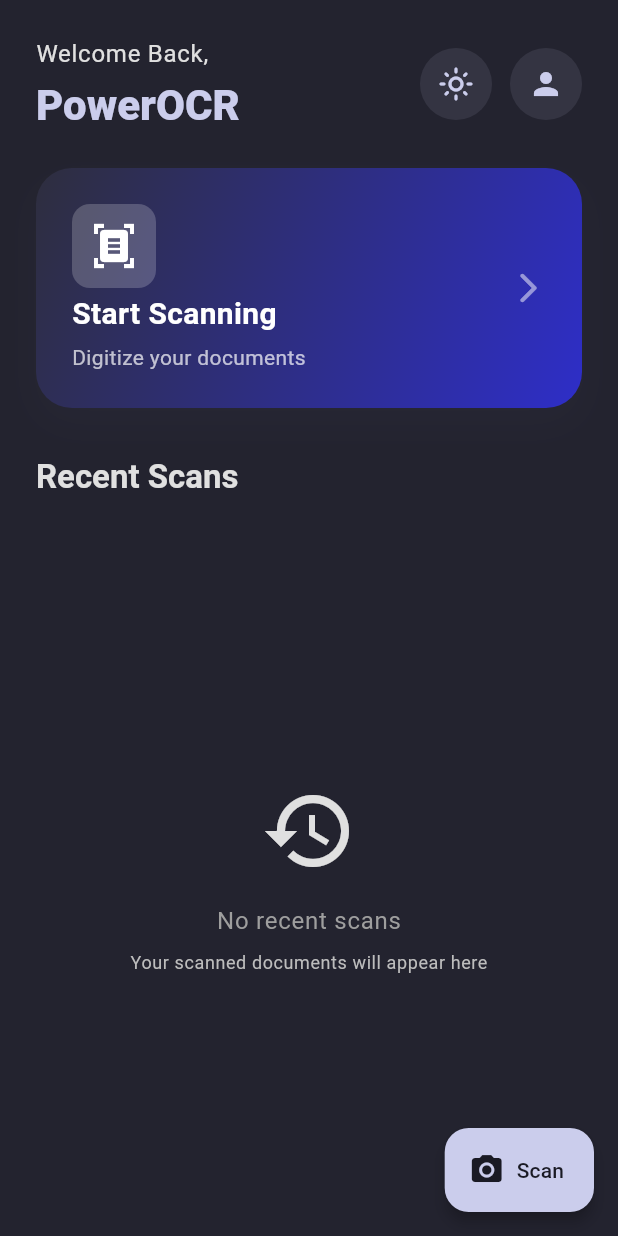
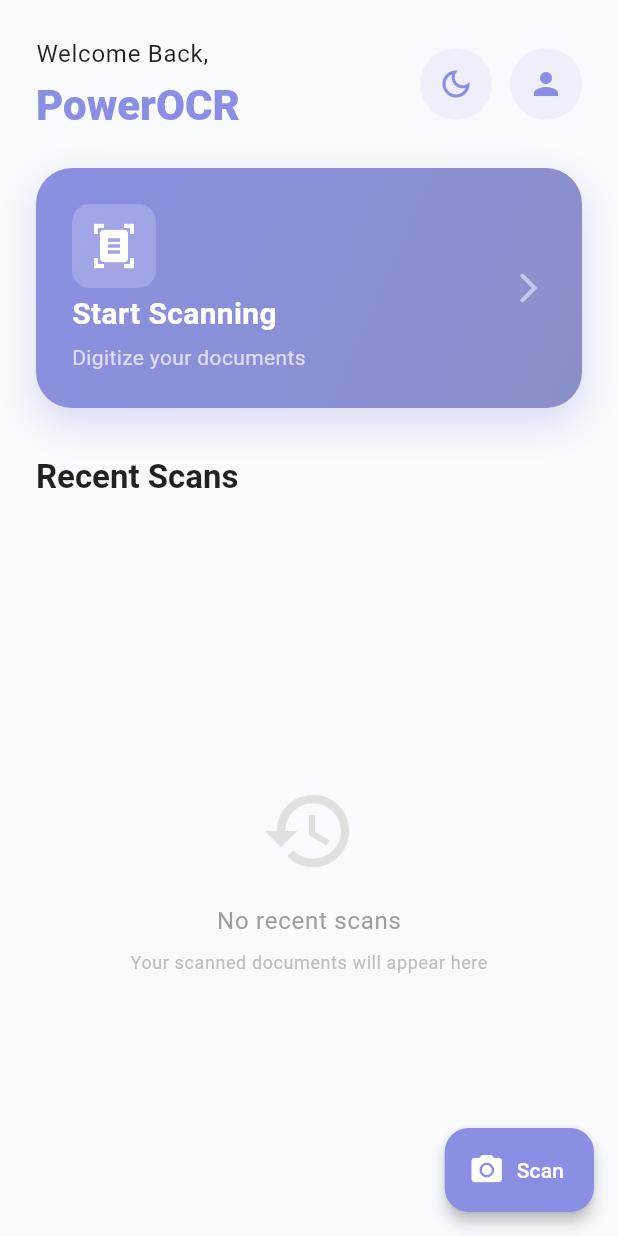
Before and after one commit to inorista/PowerOCR, a Flutter app: the screen it shows after launch, after a tap on the "dark mode" icon, on a phone screen of 412 x 824 dp. Run offline on Flutter 3.47's test engine with Material 3 defaults, Android fonts, the phone set to English and light mode, and no system bars; our stand-ins replace camera, connectivity_plus, dio, envied, equatable, flutter_bloc and 6 more; missing offline and left inert: google_mlkit_text_recognition; accounts and stored records are empty; generated files the repository leaves out were written again.

Commit message:
implement theme mode feature

```diff
--- a/analysis_options.yaml
+++ b/analysis_options.yaml
@@ -5,8 +5,6 @@
     use_named_constants: true
     avoid_print: false
     prefer_single_quotes: true
-
-rules:
     prefer_const_constructors: true
     prefer_const_literals_to_create_immutables: true
 
--- a/lib/core/constants/enum.dart
+++ b/lib/core/constants/enum.dart
@@ -1,4 +1,8 @@
 import 'package:json_annotation/json_annotation.dart';
+import 'package:hive_ce/hive.dart';
+import 'package:powerocr/database/hive_database.dart';
+
+part 'enum.g.dart';
 
 enum VisionFeatureType {
   @JsonValue('TYPE_UNSPECIFIED')
@@ -24,3 +28,13 @@
   @JsonValue('WEB_DETECTION')
   webDetection,
 }
+
+@HiveType(typeId: HiveBoxNums.themeMode)
+enum ThemeModeOption {
+  @HiveField(0)
+  system,
+  @HiveField(1)
+  light,
+  @HiveField(2)
+  dark,
+}
--- /dev/null
+++ b/lib/core/services/implements/theme_setting_service.dart
@@ -0,0 +1,25 @@
+import 'package:injectable/injectable.dart';
+import 'package:powerocr/core/constants/enum.dart';
+import 'package:powerocr/core/services/interfaces/itheme_setting_service.dart';
+import 'package:powerocr/database/hive_daos/theme_setting_dao.dart';
+import 'package:powerocr/database/hive_entities/theme_setting_entity/theme_setting_entity.dart';
+
+@LazySingleton(as: IThemeSettingService)
+class ThemeSettingService implements IThemeSettingService {
+  final ThemeSettingDao _themeSettingDao;
+  static const String _themeKey = 'theme_settings';
+
+  ThemeSettingService(this._themeSettingDao);
+
+  @override
+  Future<ThemeModeOption> getThemeMode() async {
+    final entity = await _themeSettingDao.get(_themeKey);
+    return entity?.themeMode ?? ThemeModeOption.system;
+  }
+
+  @override
+  Future<void> saveThemeMode(ThemeModeOption mode) async {
+    final entity = ThemeSettingEntity(themeMode: mode);
+    await _themeSettingDao.update(_themeKey, entity);
+  }
+}
--- /dev/null
+++ b/lib/core/services/interfaces/itheme_setting_service.dart
@@ -0,0 +1,6 @@
+import 'package:powerocr/core/constants/enum.dart';
+
+abstract class IThemeSettingService {
+  Future<ThemeModeOption> getThemeMode();
+  Future<void> saveThemeMode(ThemeModeOption mode);
+}
--- a/lib/core/theme/cubit/theme_cubit.dart
+++ b/lib/core/theme/cubit/theme_cubit.dart
@@ -1,16 +1,47 @@
+import 'package:equatable/equatable.dart';
 import 'package:flutter/material.dart';
 import 'package:flutter_bloc/flutter_bloc.dart';
-import 'package:injectable/injectable.dart';
+import 'package:powerocr/core/constants/enum.dart';
+import 'package:powerocr/core/di/locator.dart';
+import 'package:powerocr/core/services/interfaces/itheme_setting_service.dart';
 
-@singleton
-class ThemeCubit extends Cubit<ThemeMode> {
-  ThemeCubit() : super(ThemeMode.light);
+part 'theme_state.dart';
 
-  void toggleTheme() {
-    emit(state == ThemeMode.light ? ThemeMode.dark : ThemeMode.light);
+class ThemeCubit extends Cubit<ThemeState> {
+  final _themeSettingService = locator<IThemeSettingService>();
+  ThemeCubit() : super(const ThemeState()) {
+    _loadTheme();
   }
 
-  void setTheme(ThemeMode mode) {
-    emit(mode);
+  Future<void> _loadTheme() async {
+    final option = await _themeSettingService.getThemeMode();
+    emit(state.copyWith(themeMode: _mapOptionToMode(option)));
+  }
+
+  Future<void> setTheme(ThemeMode mode) async {
+    emit(state.copyWith(themeMode: mode));
+    await _themeSettingService.saveThemeMode(_mapModeToOption(mode));
+  }
+
+  ThemeMode _mapOptionToMode(ThemeModeOption option) {
+    switch (option) {
+      case ThemeModeOption.light:
+        return ThemeMode.light;
+      case ThemeModeOption.dark:
+        return ThemeMode.dark;
+      case ThemeModeOption.system:
+        return ThemeMode.system;
+    }
+  }
+
+  ThemeModeOption _mapModeToOption(ThemeMode mode) {
+    switch (mode) {
+      case ThemeMode.light:
+        return ThemeModeOption.light;
+      case ThemeMode.dark:
+        return ThemeModeOption.dark;
+      case ThemeMode.system:
+        return ThemeModeOption.system;
+    }
   }
 }
--- /dev/null
+++ b/lib/core/theme/cubit/theme_state.dart
@@ -0,0 +1,14 @@
+part of 'theme_cubit.dart';
+
+class ThemeState extends Equatable {
+  final ThemeMode themeMode;
+
+  const ThemeState({this.themeMode = ThemeMode.system});
+
+  ThemeState copyWith({ThemeMode? themeMode}) {
+    return ThemeState(themeMode: themeMode ?? this.themeMode);
+  }
+
+  @override
+  List<Object> get props => [themeMode];
+}
--- /dev/null
+++ b/lib/database/base_entity.dart
@@ -0,0 +1,11 @@
+import 'package:hive_ce/hive.dart';
+import 'package:uuid/uuid.dart';
+
+class BaseEntity {
+  @HiveField(0)
+  late String id;
+
+  BaseEntity({String? id}) {
+    this.id = id ?? const Uuid().v4();
+  }
+}
--- a/lib/database/hive_database.dart
+++ b/lib/database/hive_database.dart
@@ -2,14 +2,32 @@
 
 import 'package:hive_ce/hive.dart';
 import 'package:path_provider/path_provider.dart';
+import 'package:powerocr/core/constants/enum.dart';
+import 'package:powerocr/database/hive_entities/theme_setting_entity/theme_setting_entity.dart';
 
 class HiveDatabase {
   Future<void> setupHiveDatabase() async {
     Directory document = await getApplicationDocumentsDirectory();
     Hive.init(document.path);
+    _registerAdapters();
+    await _initBoxes();
+  }
+
+  void _registerAdapters() {
+    Hive.registerAdapter(ThemeSettingEntityAdapter());
+    Hive.registerAdapter(ThemeModeOptionAdapter());
+  }
+
+  Future<void> _initBoxes() async {
+    await Hive.openBox<ThemeSettingEntity>(HiveBoxIds.themeSettingEntity);
   }
 }
 
 class HiveBoxIds {
-  //static const entity = 1;
+  static const themeSettingEntity = 'themeSettingEntity';
 }
+
+class HiveBoxNums {
+  static const themeSettingEntity = 0;
+  static const themeMode = 1;
+}
--- a/lib/features/home/presentation/screens/home_screen.dart
+++ b/lib/features/home/presentation/screens/home_screen.dart
@@ -83,7 +83,12 @@
                     color: theme.colorScheme.primary,
                   ),
                   onPressed: () {
-                    context.read<ThemeCubit>().toggleTheme();
+                    final cubit = context.read<ThemeCubit>();
+                    final currentMode = cubit.state.themeMode;
+                    final newMode = currentMode == ThemeMode.light
+                        ? ThemeMode.dark
+                        : ThemeMode.light;
+                    cubit.setTheme(newMode);
                   },
                 ),
               ),
--- a/lib/main.dart
+++ b/lib/main.dart
@@ -4,9 +4,11 @@
 import 'package:powerocr/core/router/app_router.dart';
 import 'package:powerocr/core/theme/app_theme.dart';
 import 'package:powerocr/core/theme/cubit/theme_cubit.dart';
+import 'package:powerocr/database/hive_database.dart';
 
 void main() async {
   WidgetsFlutterBinding.ensureInitialized();
+  await HiveDatabase().setupHiveDatabase();
   await configureDependencies();
   runApp(const MainApp());
 }
@@ -18,14 +20,14 @@
   Widget build(BuildContext context) {
     return BlocProvider(
       create: (context) => ThemeCubit(),
-      child: BlocBuilder<ThemeCubit, ThemeMode>(
-        builder: (context, themeMode) {
+      child: BlocBuilder<ThemeCubit, ThemeState>(
+        builder: (context, state) {
           return MaterialApp.router(
             title: 'PowerOCR',
             debugShowCheckedModeBanner: false,
             theme: AppTheme.lightTheme,
             darkTheme: AppTheme.darkTheme,
-            themeMode: themeMode,
+            themeMode: state.themeMode,
             routerConfig: router,
           );
         },
```
Also changed, not shown: lib/database/hive_daos/theme_setting_dao.dart (added, +9 -0 lines), lib/database/hive_entities/theme_setting_entity/theme_setting_entity.dart (added, +17 -0 lines), lib/features/home/presentation/bloc/example_bloc.dart (deleted, +0 -13 lines), lib/features/scanning/presentation/bloc/scanning_bloc.dart (+12 -5 lines), lib/features/scanning/presentation/bloc/scanning_state.dart (+29 -26 lines), lib/features/scanning/presentation/screens/scanning_screen.dart (+8 -8 lines), lib/core/constants/enum.g.dart (added), lib/core/di/locator.config.dart, lib/database/hive_entities/theme_setting_entity/theme_setting_entity.g.dart (added), lib/hive_registrar.g.dart (added).
